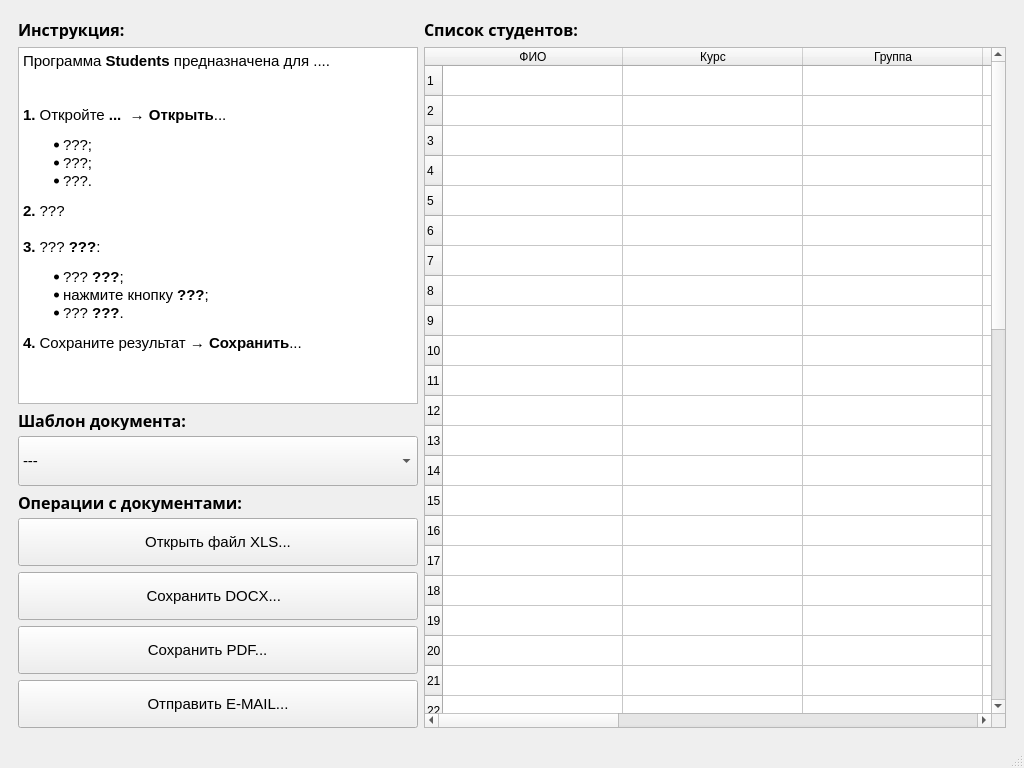
motor1n/students, file students.ui: the form before one commit.
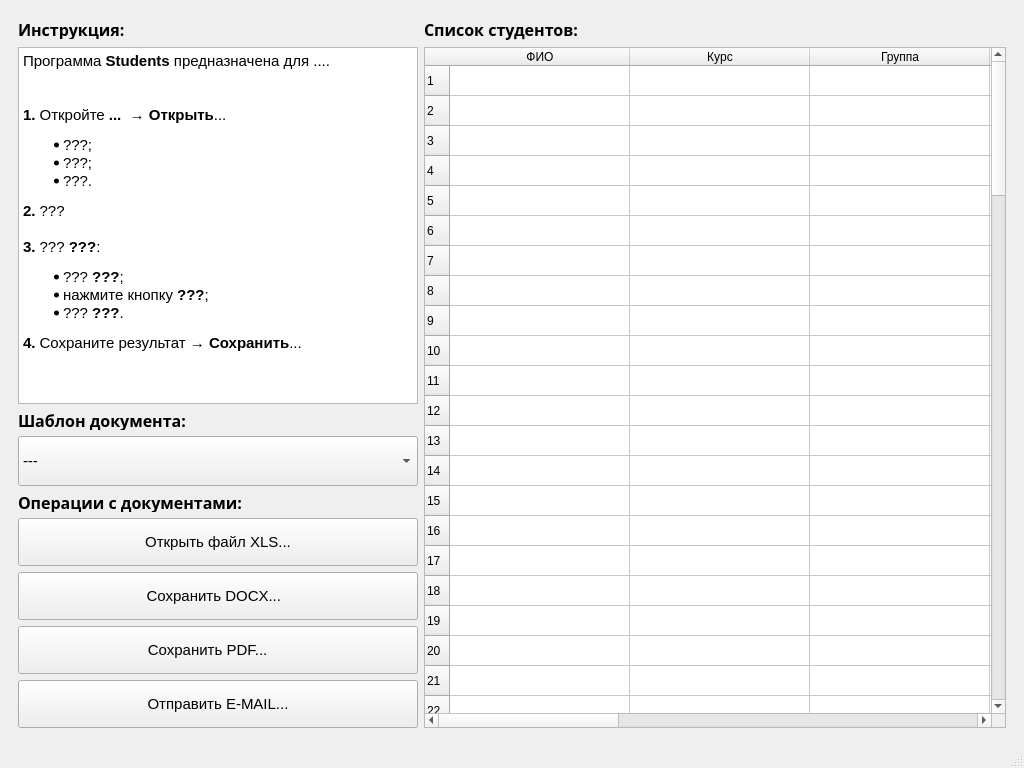
The form after the commit. Icons and pictures are not drawn.

Commit message: Добавление выбора одного из четырёх шаблонов

```diff
--- a/students.ui
+++ b/students.ui
@@ -627,6 +627,256 @@
            <string>50</string>
           </property>
          </row>
+         <row>
+          <property name="text">
+           <string>51</string>
+          </property>
+         </row>
+         <row>
+          <property name="text">
+           <string>52</string>
+          </property>
+         </row>
+         <row>
+          <property name="text">
+           <string>53</string>
+          </property>
+         </row>
+         <row>
+          <property name="text">
+           <string>54</string>
+          </property>
+         </row>
+         <row>
+          <property name="text">
+           <string>55</string>
+          </property>
+         </row>
+         <row>
+          <property name="text">
+           <string>56</string>
+          </property>
+         </row>
+         <row>
+          <property name="text">
+           <string>57</string>
+          </property>
+         </row>
+         <row>
+          <property name="text">
+           <string>58</string>
+          </property>
+         </row>
+         <row>
+          <property name="text">
+           <string>59</string>
+          </property>
+         </row>
+         <row>
+          <property name="text">
+           <string>60</string>
+          </property>
+         </row>
+         <row>
+          <property name="text">
+           <string>61</string>
+          </property>
+         </row>
+         <row>
+          <property name="text">
+           <string>62</string>
+          </property>
+         </row>
+         <row>
+          <property name="text">
+           <string>63</string>
+          </property>
+         </row>
+         <row>
+          <property name="text">
+           <string>64</string>
+          </property>
+         </row>
+         <row>
+          <property name="text">
+           <string>65</string>
+          </property>
+         </row>
+         <row>
+          <property name="text">
+           <string>66</string>
+          </property>
+         </row>
+         <row>
+          <property name="text">
+           <string>67</string>
+          </property>
+         </row>
+         <row>
+          <property name="text">
+           <string>68</string>
+          </property>
+         </row>
+         <row>
+          <property name="text">
+           <string>69</string>
+          </property>
+         </row>
+         <row>
+          <property name="text">
+           <string>70</string>
+          </property>
+         </row>
+         <row>
+          <property name="text">
+           <string>71</string>
+          </property>
+         </row>
+         <row>
+          <property name="text">
+           <string>72</string>
+          </property>
+         </row>
+         <row>
+          <property name="text">
+           <string>73</string>
+          </property>
+         </row>
+         <row>
+          <property name="text">
+           <string>74</string>
+          </property>
+         </row>
+         <row>
+          <property name="text">
+           <string>75</string>
+          </property>
+         </row>
+         <row>
+          <property name="text">
+           <string>76</string>
+          </property>
+         </row>
+         <row>
+          <property name="text">
+           <string>77</string>
+          </property>
+         </row>
+         <row>
+          <property name="text">
+           <string>78</string>
+          </property>
+         </row>
+         <row>
+          <property name="text">
+           <string>79</string>
+          </property>
+         </row>
+         <row>
+          <property name="text">
+           <string>80</string>
+          </property>
+         </row>
+         <row>
+          <property name="text">
+           <string>81</string>
+          </property>
+         </row>
+         <row>
+          <property name="text">
+           <string>82</string>
+          </property>
+         </row>
+         <row>
+          <property name="text">
+           <string>83</string>
+          </property>
+         </row>
+         <row>
+          <property name="text">
+           <string>84</string>
+          </property>
+         </row>
+         <row>
+          <property name="text">
+           <string>85</string>
+          </property>
+         </row>
+         <row>
+          <property name="text">
+           <string>86</string>
+          </property>
+         </row>
+         <row>
+          <property name="text">
+           <string>87</string>
+          </property>
+         </row>
+         <row>
+          <property name="text">
+           <string>88</string>
+          </property>
+         </row>
+         <row>
+          <property name="text">
+           <string>89</string>
+          </property>
+         </row>
+         <row>
+          <property name="text">
+           <string>90</string>
+          </property>
+         </row>
+         <row>
+          <property name="text">
+           <string>91</string>
+          </property>
+         </row>
+         <row>
+          <property name="text">
+           <string>92</string>
+          </property>
+         </row>
+         <row>
+          <property name="text">
+           <string>93</string>
+          </property>
+         </row>
+         <row>
+          <property name="text">
+           <string>94</string>
+          </property>
+         </row>
+         <row>
+          <property name="text">
+           <string>95</string>
+          </property>
+         </row>
+         <row>
+          <property name="text">
+           <string>96</string>
+          </property>
+         </row>
+         <row>
+          <property name="text">
+           <string>97</string>
+          </property>
+         </row>
+         <row>
+          <property name="text">
+           <string>98</string>
+          </property>
+         </row>
+         <row>
+          <property name="text">
+           <string>99</string>
+          </property>
+         </row>
+         <row>
+          <property name="text">
+           <string>100</string>
+          </property>
+         </row>
          <column>
           <property name="text">
            <string>ФИО</string>
```
